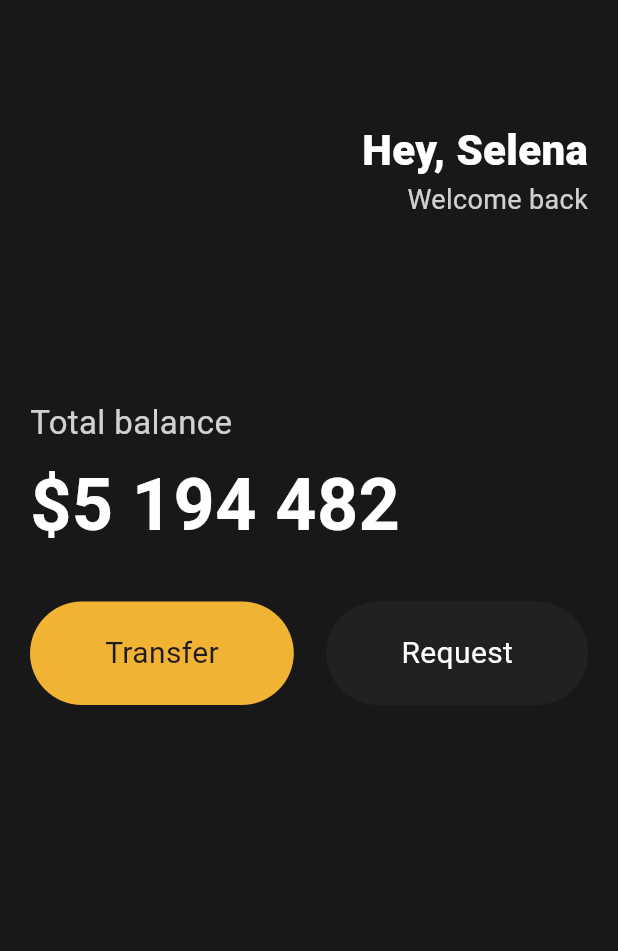
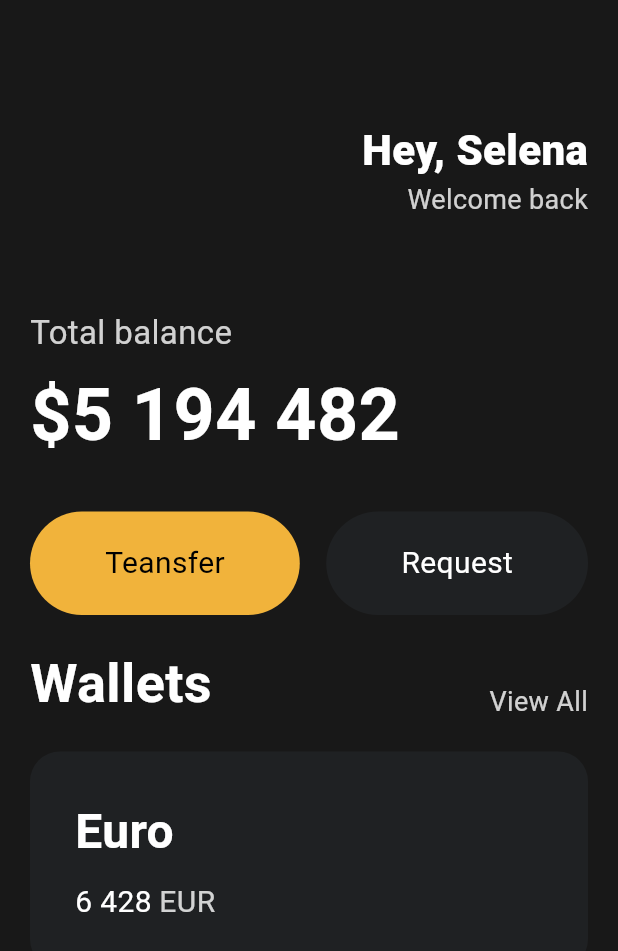
Before and after one commit to jsy6265/Flutter, a Flutter app: the screen it shows after launch, on a phone screen of 412 x 824 dp. Shown: the top 951 px of the screen. Run offline on Flutter 3.47's test engine with Material 3 defaults, Android fonts, the phone set to English and light mode, and no system bars.

Commit message:
카드 만들기 실습

```diff
--- a/lib/main.dart
+++ b/lib/main.dart
@@ -1,4 +1,5 @@
 import 'package:flutter/material.dart';
+import 'package:toon_flix/widgets/button.dart';
 
 void main() {
   runApp(App());
@@ -50,7 +51,7 @@
                 ],
               ),
               const SizedBox(
-                height: 120,
+                height: 60,
               ),
               Text(
                 "Total balance",
@@ -73,40 +74,91 @@
               const SizedBox(
                 height: 30,
               ),
-              Row(
+              const Row(
                 mainAxisAlignment: MainAxisAlignment.spaceBetween,
                 children: [
-                  Container(
-                    // child를 가지는 단순한 Box, div라고 생각하면 됨
-                    decoration: BoxDecoration(
-                      // 말그대로 Container를 꾸미는 요소, CSS?
-                      color: const Color(0xFFF1B333),
-                      borderRadius: BorderRadius.circular(45),
+                  Button(
+                    text: 'Teansfer',
+                    bgColor: Color(0xFFF1B33B),
+                    textColor: Colors.black,
                   ),
-                    child: const Padding(
-                      padding:
-                          EdgeInsets.symmetric(vertical: 20, horizontal: 50),
-                      child: Text(
-                        "Transfer",
-                        style: TextStyle(fontSize: 20),
+                  Button(
+                    text: 'Request',
+                    bgColor: Color(0xFF1F2123),
+                    textColor: Colors.white,
+                  ),
+                ],
+              ),
+              const SizedBox(
+                height: 20,
+              ),
+              Row(
+                crossAxisAlignment: CrossAxisAlignment.end,
+                mainAxisAlignment: MainAxisAlignment.spaceBetween,
+                // 글자도 영역의 중앙으로 오게됨으로 crossAxis로 수직 방향을 영역의 끝으로 설정
+                children: [
+                  const Text(
+                    'Wallets',
+                    style: TextStyle(
+                      color: Colors.white,
+                      fontSize: 36,
+                      fontWeight: FontWeight.w600,
                     ),
                   ),
+                  Text(
+                    'View All',
+                    style: TextStyle(
+                      color: Colors.white.withOpacity(
+                          0.8), // opacity 값은 컴파일 할 때 알기 힘든 값임으로 부모가 cosnt이면 안된다
+                      fontSize: 18,
+                    ),
+                  ),
+                ],
+              ),
+              const SizedBox(
+                height: 20,
               ),
               Container(
-                    // child를 가지는 단순한 Box, div라고 생각하면 됨
                 decoration: BoxDecoration(
-                      // 말그대로 Container를 꾸미는 요소, CSS?
-                      color: const Color(0xFF1F2123),
-                      borderRadius: BorderRadius.circular(45),
+                    color: const Color(0xFF1f2123),
+                    borderRadius: BorderRadius.circular(20)),
+                child: Padding(
+                  padding: const EdgeInsets.all(30),
+                  child: Row(
+                    children: [
+                      Column(
+                        crossAxisAlignment: CrossAxisAlignment.start,
+                        children: [
+                          const Text(
+                            'Euro',
+                            style: TextStyle(
+                                color: Colors.white,
+                                fontSize: 32,
+                                fontWeight: FontWeight.w600),
                           ),
-                    child: const Padding(
-                      padding:
-                          EdgeInsets.symmetric(vertical: 20, horizontal: 50),
-                      child: Text(
-                        "Request",
-                        style: TextStyle(color: Colors.white, fontSize: 20),
+                          const SizedBox(
+                            height: 10,
+                          ),
+                          Row(
+                            children: [
+                              const Text(
+                                '6 428',
+                                style: TextStyle(
+                                  color: Colors.white,
+                                  fontSize: 20,
                                 ),
                               ),
+                              const SizedBox(
+                                width: 5,
+                              ),
+                              Text(
+                                'EUR',
+                                style: TextStyle(
+                                  color: Colors.white.withOpacity(0.8),
+                                  fontSize: 20,
+                                ),
+                              ),
+                            ],
                           )
                         ],
                       )
@@ -114,6 +166,10 @@
                   ),
                 ),
               ),
+            ],
+          ),
+        ),
+      ),
     );
   }
 }
```
Lines whose indentation alone changed are shown as unchanged.
